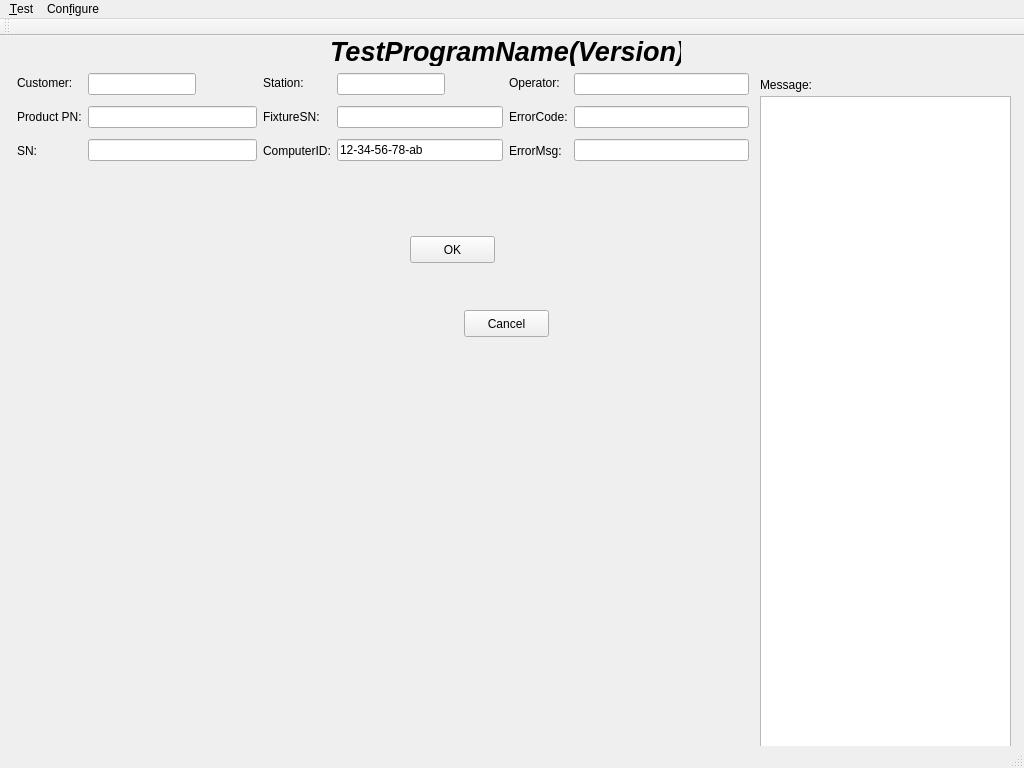
Qt form TestFrame/ui_linear.ui (allenmo/python_study) before a commit.
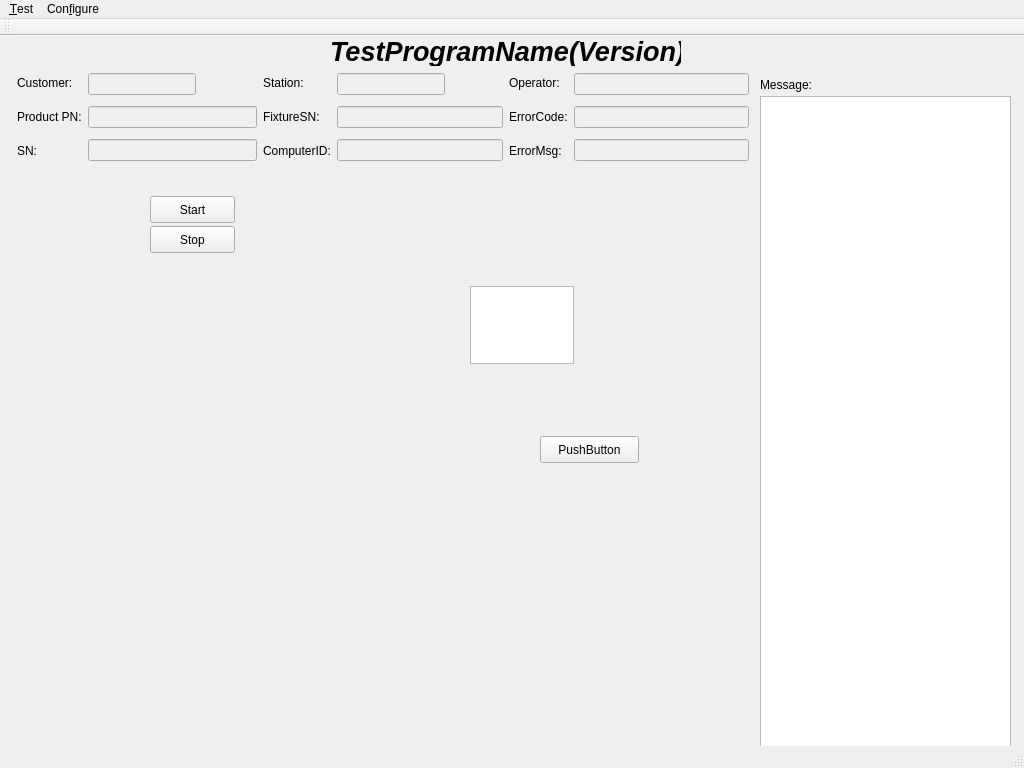
The same form after that commit.

```diff
--- a/TestFrame/ui_linear.ui
+++ b/TestFrame/ui_linear.ui
@@ -47,30 +47,30 @@
      <string>TestProgramName(Version)</string>
     </property>
    </widget>
-   <widget class="QPushButton" name="okButton">
+   <widget class="QPushButton" name="startButton">
     <property name="geometry">
      <rect>
-      <x>410</x>
-      <y>200</y>
+      <x>150</x>
+      <y>160</y>
       <width>85</width>
       <height>27</height>
      </rect>
     </property>
     <property name="text">
-     <string>OK</string>
+     <string>Start</string>
     </property>
    </widget>
-   <widget class="QPushButton" name="cancelButton">
+   <widget class="QPushButton" name="stopButton">
     <property name="geometry">
      <rect>
-      <x>464</x>
-      <y>274</y>
+      <x>150</x>
+      <y>190</y>
       <width>85</width>
       <height>27</height>
      </rect>
     </property>
     <property name="text">
-     <string>Cancel</string>
+     <string>Stop</string>
     </property>
    </widget>
    <widget class="QWidget" name="layoutWidget">
@@ -150,6 +150,9 @@
         <layout class="QVBoxLayout" name="verticalLayout_6">
          <item>
           <widget class="QLineEdit" name="lineEditCustomer">
+           <property name="enabled">
+            <bool>false</bool>
+           </property>
            <property name="sizePolicy">
             <sizepolicy hsizetype="Fixed" vsizetype="Fixed">
              <horstretch>0</horstretch>
@@ -163,6 +166,9 @@
          </item>
          <item>
           <widget class="QLineEdit" name="lineEditProdPN">
+           <property name="enabled">
+            <bool>false</bool>
+           </property>
            <property name="text">
             <string/>
            </property>
@@ -173,6 +179,9 @@
          </item>
          <item>
           <widget class="QLineEdit" name="lineEditSN">
+           <property name="enabled">
+            <bool>false</bool>
+           </property>
            <property name="text">
             <string/>
            </property>
@@ -252,6 +261,9 @@
         <layout class="QVBoxLayout" name="verticalLayout_5">
          <item>
           <widget class="QLineEdit" name="lineEditStation">
+           <property name="enabled">
+            <bool>false</bool>
+           </property>
            <property name="sizePolicy">
             <sizepolicy hsizetype="Fixed" vsizetype="Fixed">
              <horstretch>0</horstretch>
@@ -265,6 +277,9 @@
          </item>
          <item>
           <widget class="QLineEdit" name="lineEditFixtureSN">
+           <property name="enabled">
+            <bool>false</bool>
+           </property>
            <property name="text">
             <string/>
            </property>
@@ -275,8 +290,11 @@
          </item>
          <item>
           <widget class="QLineEdit" name="lineEditComputerID">
+           <property name="enabled">
+            <bool>false</bool>
+           </property>
            <property name="text">
-            <string>12-34-56-78-ab</string>
+            <string/>
            </property>
            <property name="placeholderText">
             <string/>
@@ -354,6 +372,9 @@
         <layout class="QVBoxLayout" name="verticalLayout_4">
          <item>
           <widget class="QLineEdit" name="lineEditOperator">
+           <property name="enabled">
+            <bool>false</bool>
+           </property>
            <property name="text">
             <string/>
            </property>
@@ -364,6 +385,9 @@
          </item>
          <item>
           <widget class="QLineEdit" name="lineEditErrorCode">
+           <property name="enabled">
+            <bool>false</bool>
+           </property>
            <property name="text">
             <string/>
            </property>
@@ -374,6 +398,9 @@
          </item>
          <item>
           <widget class="QLineEdit" name="lineEditErrorMsg">
+           <property name="enabled">
+            <bool>false</bool>
+           </property>
            <property name="text">
             <string/>
            </property>
@@ -411,6 +438,29 @@
      <string>Message:</string>
     </property>
    </widget>
+   <widget class="QTextEdit" name="textEdit">
+    <property name="geometry">
+     <rect>
+      <x>470</x>
+      <y>250</y>
+      <width>104</width>
+      <height>78</height>
+     </rect>
+    </property>
+   </widget>
+   <widget class="QPushButton" name="pushButton">
+    <property name="geometry">
+     <rect>
+      <x>540</x>
+      <y>400</y>
+      <width>99</width>
+      <height>27</height>
+     </rect>
+    </property>
+    <property name="text">
+     <string>PushButton</string>
+    </property>
+   </widget>
   </widget>
   <widget class="QMenuBar" name="menubar">
    <property name="geometry">
```
